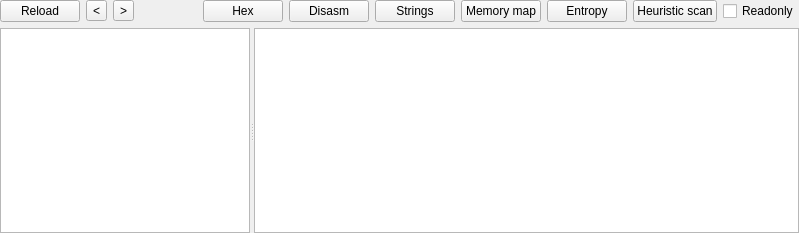
Old version of the form ELF/elfwidget.ui in the repository horsicq/FormatWidgets.
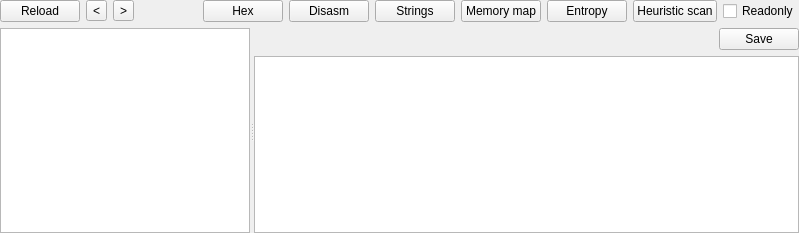
New version of the form. The open tabs and pages were chosen to show the change. Custom widgets are drawn as their Qt base class.

What changed in the file:
```diff
--- a/ELF/elfwidget.ui
+++ b/ELF/elfwidget.ui
@@ -899,6 +899,30 @@
         <property name="bottomMargin">
          <number>0</number>
         </property>
+        <item>
+         <layout class="QHBoxLayout" name="horizontalLayout_4">
+          <item>
+           <spacer name="horizontalSpacer_4">
+            <property name="orientation">
+             <enum>Qt::Horizontal</enum>
+            </property>
+            <property name="sizeHint" stdset="0">
+             <size>
+              <width>40</width>
+              <height>20</height>
+             </size>
+            </property>
+           </spacer>
+          </item>
+          <item>
+           <widget class="QPushButton" name="pushButtonSaveRela">
+            <property name="text">
+             <string>Save</string>
+            </property>
+           </widget>
+          </item>
+         </layout>
+        </item>
         <item>
          <widget class="QTableView" name="tableView_Rela">
           <property name="sizePolicy">
```
Left out of the diff: 24 changed lines with no effect on the pictures.
